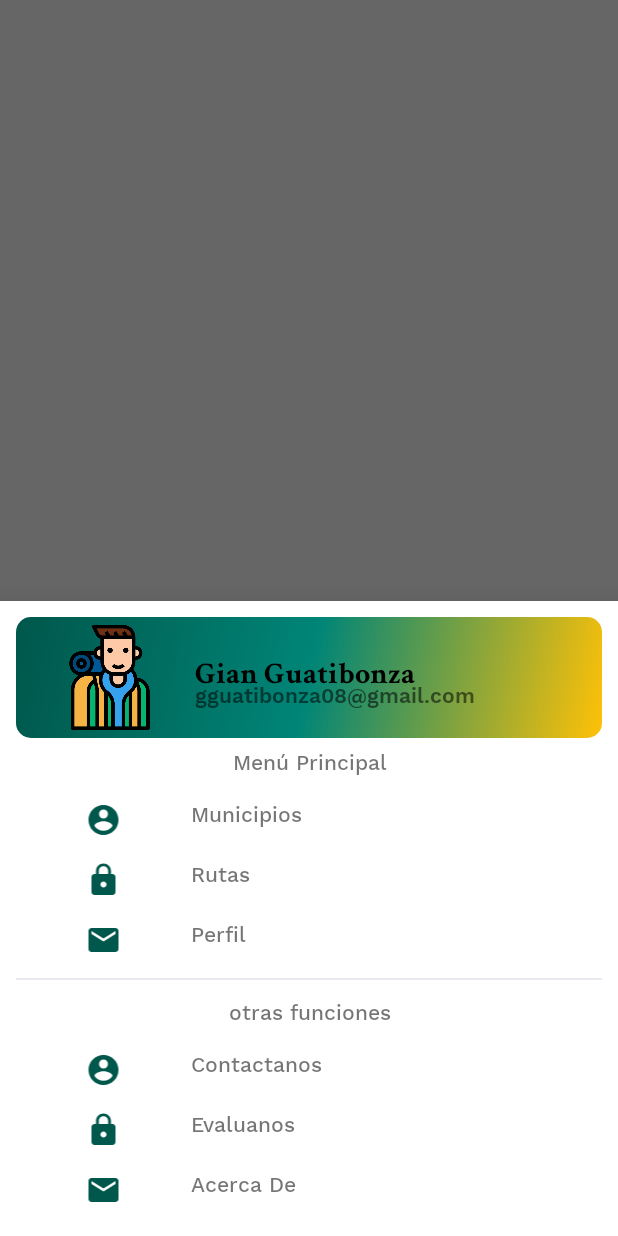
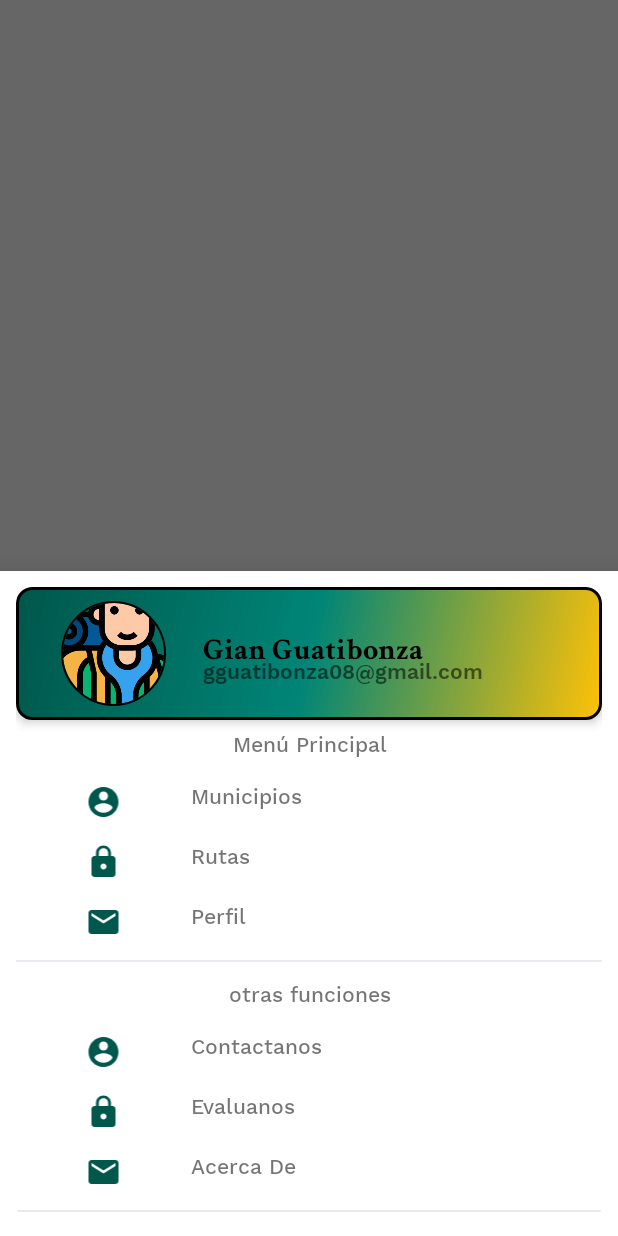
Before and after one commit to gguatibonza08/ProyectoTesis, an Android app: the fragment ItemListDialogFragment placed in its activity, on a phone screen of 412 x 824 dp. Run offline under Robolectric (Android 15) with nearby library versions, the phone set to English and light mode, and no system bars; our stand-ins replace CircleImageView.

Commit message:
cambio de interfaz

```diff
--- a/app/build.gradle
+++ b/app/build.gradle
@@ -26,6 +26,8 @@ dependencies {
     implementation 'com.android.support:recyclerview-v7:28.0.0'
     implementation 'com.android.support:design:28.0.0'
 
+    implementation 'de.hdodenhof:circleimageview:2.2.0'
+
 
     implementation 'com.android.support.constraint:constraint-layout:1.1.3'
     implementation 'com.android.support:support-v4:28.0.0'
--- a/app/src/main/java/co/com/gguatibonza/proyectotesis/ItemListDialogFragment.java
+++ b/app/src/main/java/co/com/gguatibonza/proyectotesis/ItemListDialogFragment.java
@@ -45,6 +45,7 @@ public class ItemListDialogFragment extends BottomSheetDialogFragment {
     @Override
     public void onViewCreated(View view, @Nullable Bundle savedInstanceState) {
 
+
     }
 
     @Override
--- a/app/src/main/res/drawable/degradado.xml
+++ b/app/src/main/res/drawable/degradado.xml
@@ -12,6 +12,10 @@
     <corners
         android:bottomLeftRadius="10dp"
         android:bottomRightRadius="10dp"
-
+        android:topLeftRadius="10dp"
+        android:topRightRadius="10dp" />
+    <stroke
+        android:width="3px"
+        android:color="@color/dark"
         />
 </shape>
--- a/app/src/main/res/layout/fragment_item_list_dialog.xml
+++ b/app/src/main/res/layout/fragment_item_list_dialog.xml
@@ -25,16 +25,24 @@
                 android:layout_width="match_parent"
                 android:layout_height="wrap_content"
                 android:background="@drawable/degradado"
+                android:elevation="4dp"
                 android:gravity="center"
                 android:orientation="horizontal"
                 android:padding="5dp"
                 android:weightSum="1">
 
-                <ImageView
+                <de.hdodenhof.circleimageview.CircleImageView
                     android:layout_width="0dp"
                     android:layout_height="70dp"
+                    android:layout_margin="4dp"
                     android:layout_weight=".3"
-                    android:src="@drawable/backpacker" />
+                    android:elevation="6dp"
+                    android:src="@drawable/backpacker"
+                    app:civ_border_color="@color/dark"
+                    app:civ_border_overlay="true"
+                    app:civ_border_width="2px"
+                    app:civ_circle_background_color="@color/ligthOpac" />
+
 
                 <RelativeLayout
                     android:layout_width="0dp"
@@ -83,6 +91,7 @@
             </LinearLayout>
 
             <LinearLayout
+                android:id="@+id/municipiosBottom"
                 android:layout_width="match_parent"
                 android:layout_height="wrap_content"
                 android:layout_marginVertical="8dp"
@@ -106,6 +115,7 @@
             </LinearLayout>
 
             <LinearLayout
+                android:id="@+id/rutasBottom"
                 android:layout_width="match_parent"
                 android:layout_height="wrap_content"
                 android:layout_marginVertical="8dp"
@@ -130,6 +140,7 @@
 
 
             <LinearLayout
+                android:id="@+id/perfilBottom"
                 android:layout_width="match_parent"
                 android:layout_height="wrap_content"
                 android:layout_marginVertical="8dp"
@@ -174,8 +185,8 @@
 
             </LinearLayout>
 
-
             <LinearLayout
+                android:id="@+id/contactanosBottom"
                 android:layout_width="match_parent"
                 android:layout_height="wrap_content"
                 android:layout_marginVertical="8dp"
@@ -198,8 +209,8 @@
 
             </LinearLayout>
 
-
             <LinearLayout
+                android:id="@+id/evaluanosBottom"
                 android:layout_width="match_parent"
                 android:layout_height="wrap_content"
                 android:layout_marginVertical="8dp"
@@ -222,8 +233,8 @@
 
             </LinearLayout>
 
-
             <LinearLayout
+                android:id="@+id/acercadeBottom"
                 android:layout_width="match_parent"
                 android:layout_height="wrap_content"
                 android:layout_marginVertical="8dp"
@@ -246,6 +257,12 @@
 
             </LinearLayout>
 
+            <LinearLayout
+                android:layout_width="match_parent"
+                android:layout_height="1dp"
+                android:layout_marginVertical="5dp"
+                android:background="#e8eaef"></LinearLayout>
+
         </LinearLayout>
 
     </android.support.v7.widget.CardView>
```
Also changed, not shown: app/src/main/res/layout/fragment_item_list_dialog_item2.xml (deleted, +0 -45 lines).
